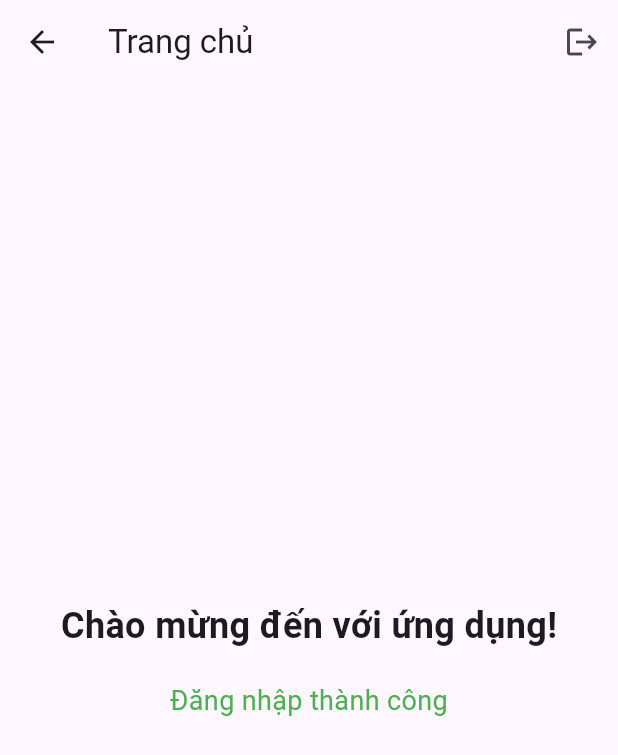
After one commit to thanhnt932/LTDDNC_FLutter, a Flutter app: the HomeScreen screen opened by its route, on a phone screen of 412 x 824 dp. The commit adds this screen. Shown: the top 755 px of the screen. Run offline on Flutter 3.47's test engine with Material 3 defaults, Android fonts, the phone set to English and light mode, and no system bars; our stand-ins replace shared_preferences; accounts and stored records are empty.

Commit message:
Bai tap tuan F02

```diff
--- /dev/null
+++ b/lib/config/app_config.dart
@@ -0,0 +1,6 @@
+class AppConfig {
+  static const String apiUrl = 'http://10.0.2.2:9090/api/v1';
+
+  static const int connectionTimeout = 30000; // milliseconds
+  static const int receiveTimeout = 30000; // milliseconds
+}
--- /dev/null
+++ b/lib/screens/home_screen.dart
@@ -0,0 +1,43 @@
+import 'package:flutter/material.dart';
+import 'package:shared_preferences/shared_preferences.dart';
+
+class HomeScreen extends StatelessWidget {
+  @override
+  Widget build(BuildContext context) {
+    return Scaffold(
+      appBar: AppBar(
+        title: Text('Trang chủ'),
+        actions: [
+          IconButton(
+            icon: Icon(Icons.logout),
+            onPressed: () async {
+              // Xóa token khi đăng xuất
+              final prefs = await SharedPreferences.getInstance();
+              await prefs.remove('access_token');
+              await prefs.remove('refresh_token');
+
+              // Chuyển về màn hình đăng nhập
+              Navigator.of(context).pushReplacementNamed('/login');
+            },
+          ),
+        ],
+      ),
+      body: Center(
+        child: Column(
+          mainAxisAlignment: MainAxisAlignment.center,
+          children: [
+            Text(
+              'Chào mừng đến với ứng dụng!',
+              style: TextStyle(fontSize: 24, fontWeight: FontWeight.bold),
+            ),
+            SizedBox(height: 20),
+            Text(
+              'Đăng nhập thành công',
+              style: TextStyle(fontSize: 18, color: Colors.green),
+            ),
+          ],
+        ),
+      ),
+    );
+  }
+}
```
Also changed, not shown: lib/main.dart (+24 -5 lines), lib/models/auth_request.dart (added, +13 -0 lines), lib/models/auth_response.dart (added, +16 -0 lines), lib/screens/login_screen.dart (+59 -24 lines), lib/services/auth_service.dart (added, +30 -0 lines), pubspec.yaml (+5 -3 lines), pubspec.lock, 2 other files.
